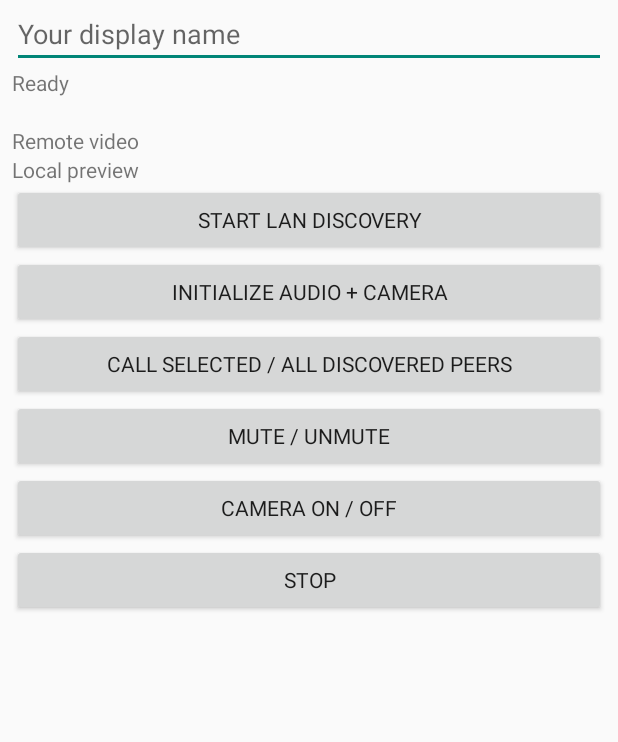
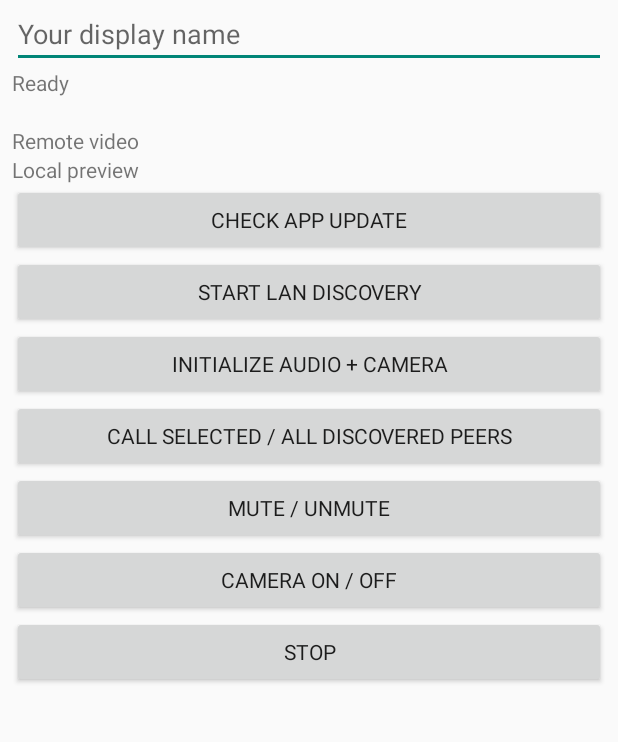
Before and after one commit to Yubaraj-Chaulagain/Mesh-Audio-Video-Call-Offline, an Android app: the screen it shows after launch (MainActivity), on a phone screen of 412 x 824 dp, the part 95-837 px from its top. Run offline under Robolectric (Android 15) with nearby library versions, the phone set to English and light mode, and no system bars; libraries missing offline, so code that uses them is left out: org.webrtc; 4 statements that could not run were skipped.

Commit message:
Add files via upload

```diff
--- a/app/src/main/java/com/example/meshcall/MainActivity.kt
+++ b/app/src/main/java/com/example/meshcall/MainActivity.kt
@@ -5,6 +5,11 @@ import android.app.Activity
 import android.os.Bundle
 import android.content.pm.PackageManager
 import android.widget.*
+import android.app.AlertDialog
+import android.content.Intent
+import android.net.Uri
+import org.json.JSONObject
+import java.net.URL
 import androidx.core.app.ActivityCompat
 import org.webrtc.*
 
@@ -17,10 +22,29 @@ class MainActivity : Activity() {
  override fun onCreate(savedInstanceState:Bundle?){super.onCreate(savedInstanceState);val box=LinearLayout(this).apply{orientation=LinearLayout.VERTICAL;setPadding(12,12,12,12)}
  box.addView(TextView(this).apply{text="MeshCall Offline\nLAN Audio / Video";textSize=22f});name=EditText(this).apply{hint="Your display name"};box.addView(name);status=TextView(this).apply{text="Ready"};box.addView(status);peersView=TextView(this);box.addView(peersView)
  remoteRenderer=SurfaceViewRenderer(this);localRenderer=SurfaceViewRenderer(this);box.addView(TextView(this).apply{text="Remote video"});box.addView(remoteRenderer,LinearLayout.LayoutParams(-1,360));box.addView(TextView(this).apply{text="Local preview"});box.addView(localRenderer,LinearLayout.LayoutParams(-1,220))
- box.addView(Button(this).apply{text="Start LAN Discovery";setOnClickListener{startNetwork()}});box.addView(Button(this).apply{text="Initialize Audio + Camera";setOnClickListener{if(hasPermissions())initRtc()else requestPermissionsNow()}})
+ box.addView(Button(this).apply{text="Check App Update";setOnClickListener{checkForUpdate(true)}});box.addView(Button(this).apply{text="Start LAN Discovery";setOnClickListener{startNetwork()}});box.addView(Button(this).apply{text="Initialize Audio + Camera";setOnClickListener{if(hasPermissions())initRtc()else requestPermissionsNow()}})
  box.addView(Button(this).apply{text="Call selected / all discovered peers";setOnClickListener{if(mesh==null){status.text="Initialize first"}else if(peers.isEmpty()){status.text="No peers found"}else{peers.values.forEach{mesh?.call(it.address)};status.text="Call offers sent to ${peers.size} peer(s)"}}})
  box.addView(Button(this).apply{text="Mute / Unmute";setOnClickListener{mute=!mute;mesh?.setMuted(mute);status.text=if(mute)"Microphone muted" else "Microphone active"}});box.addView(Button(this).apply{text="Camera On / Off";setOnClickListener{cam=!cam;mesh?.setVideoEnabled(cam);status.text=if(cam)"Video enabled" else "Video disabled"}})
- box.addView(Button(this).apply{text="Stop";setOnClickListener{discovery?.stop();signal?.stop();mesh?.close();mesh=null;status.text="Stopped"}});setContentView(ScrollView(this).apply{addView(box)});requestPermissionsNow() }
+ box.addView(Button(this).apply{text="Stop";setOnClickListener{discovery?.stop();signal?.stop();mesh?.close();mesh=null;status.text="Stopped"}});setContentView(ScrollView(this).apply{addView(box)});requestPermissionsNow();checkForUpdate(false) }
+
+ private fun checkForUpdate(showNoUpdate:Boolean){
+  Thread {
+   try {
+    val url=URL("https://github.com/OWNER/REPO/releases/latest/download/latest.json")
+    val conn=url.openConnection();conn.connectTimeout=7000;conn.readTimeout=7000
+    val json=JSONObject(conn.getInputStream().bufferedReader().use{it.readText()})
+    val latest=json.getInt("versionCode")
+    val current=packageManager.getPackageInfo(packageName,0).longVersionCode.toInt()
+    if(latest>current){runOnUiThread{
+     AlertDialog.Builder(this).setTitle("New Update Available")
+      .setMessage("Version ${json.optString("versionName")} is available. Current version: ${packageManager.getPackageInfo(packageName,0).versionName}")
+      .setPositiveButton("Update Now"){_,_->startActivity(Intent(Intent.ACTION_VIEW, Uri.parse(json.optString("downloadUrl"))))}
+      .setNegativeButton("Later",null).show()
+    }}else if(showNoUpdate){runOnUiThread{Toast.makeText(this,"App is up to date",Toast.LENGTH_SHORT).show()}}
+   }catch(e:Exception){if(showNoUpdate)runOnUiThread{Toast.makeText(this,"Update check failed. Check internet.",Toast.LENGTH_SHORT).show()}}
+  }.start()
+ }
+
  private fun hasPermissions()=ActivityCompat.checkSelfPermission(this,Manifest.permission.RECORD_AUDIO)==PackageManager.PERMISSION_GRANTED&&ActivityCompat.checkSelfPermission(this,Manifest.permission.CAMERA)==PackageManager.PERMISSION_GRANTED
  private fun requestPermissionsNow(){val a=arrayOf(Manifest.permission.RECORD_AUDIO,Manifest.permission.CAMERA);val missing=a.filter{ActivityCompat.checkSelfPermission(this,it)!=PackageManager.PERMISSION_GRANTED};if(missing.isNotEmpty())ActivityCompat.requestPermissions(this,missing.toTypedArray(),10)}
  private fun startNetwork(){signal?.stop();signal=SignalServer(onMessage={msg,addr->runOnUiThread{mesh?.receive(msg,addr)}}).also{it.start()};discovery?.stop();discovery=LanDiscovery(this,name.text.toString().ifBlank{"Android"}){p->runOnUiThread{peers[p.id]=p;peersView.text="Nearby peers:\n"+peers.values.joinToString("\n"){ "${it.name} — ${it.address}" }}}.also{it.start()};status.text="LAN discovery/signaling started. Connect phones to same hotspot/Wi-Fi."}
```
